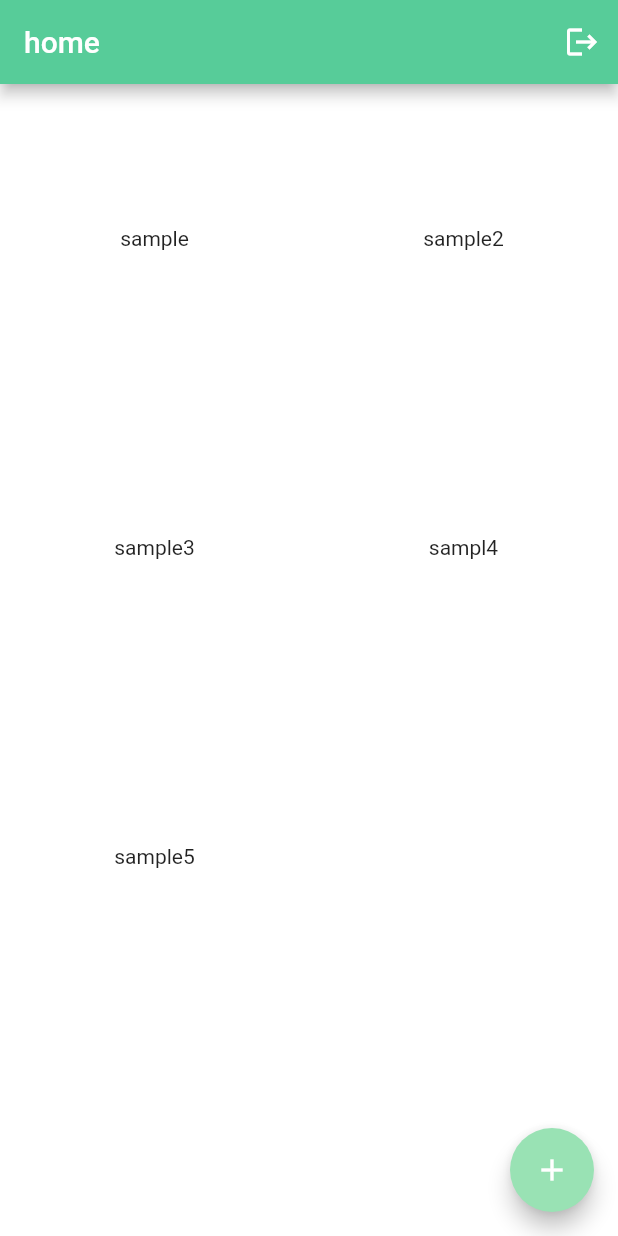
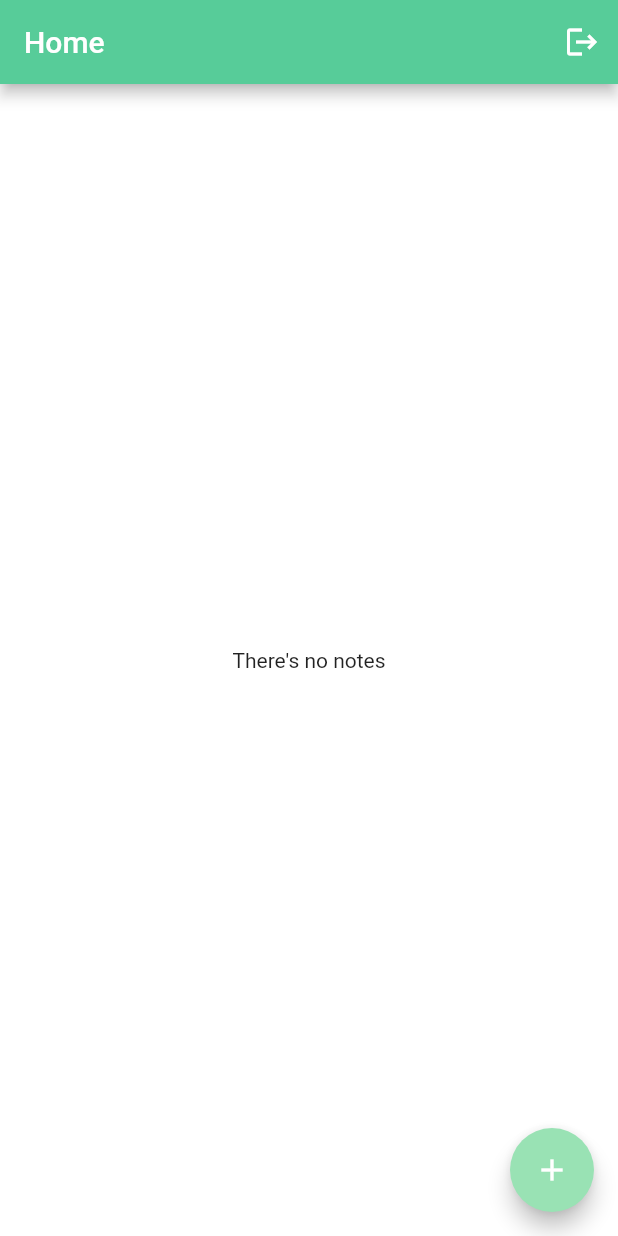
Before and after one commit to jzandag/flutter_notes_app, a Flutter app: the screen it shows once a user with an empty profile is signed in, on a phone screen of 412 x 824 dp. Run offline on Flutter 3.47's test engine with Material 2 defaults, Android fonts, the phone set to English and light mode, and no system bars; our stand-ins replace cloud_firestore, firebase_auth, firebase_core, flutter_hooks, flutter_spinkit, hooks_riverpod; accounts and stored records are empty.

Commit message:
add fetching of specific user notes

```diff
--- a/lib/controller/note_controller.dart
+++ b/lib/controller/note_controller.dart
@@ -3,6 +3,10 @@ import 'dart:async';
 import 'package:flutter_notes_app/model/UserData.dart';
 import 'package:flutter_notes_app/providers/general_providers.dart';
 import 'package:hooks_riverpod/hooks_riverpod.dart';
+
+final noteControllerProvider = StateNotifierProvider<NoteController, UserData?>(
+  (ref) => NoteController(ref.read),
+);
 
 class NoteController extends StateNotifier<UserData?> {
   final Reader _reader;
@@ -11,7 +15,7 @@ class NoteController extends StateNotifier<UserData?> {
 
   NoteController(this._reader) : super(null) {
     _noteStateChangesSubscription?.cancel();
-    _noteStateChangesSubscription = _reader(noteRepository)
+    _noteStateChangesSubscription = _reader(noteRepositoryProvider)
         .userNoteStream
         ?.listen((userData) => state = userData);
   }
--- a/lib/model/note.dart
+++ b/lib/model/note.dart
@@ -3,4 +3,9 @@ class Note {
   final String? note;
 
   Note({this.uid, this.note});
+
+  @override
+  String toString() {
+    return note ?? '';
+  }
 }
--- a/lib/providers/general_providers.dart
+++ b/lib/providers/general_providers.dart
@@ -16,8 +16,8 @@ final authRepositoryProvider = Provider<AuthRepository>(
   (ref) => AuthRepository(ref.read),
 );
 
-final noteRepository = Provider<NoteRepository>(
-  (ref) => NoteRepository(ref.read),
+final noteRepositoryProvider = Provider<NoteRepository>(
+  (ref) => NoteRepository(ref, ref.watch(authControllerProvider)?.uid ?? ''),
 );
 
 final authControllerProvider =
--- a/lib/repository/auth_repository.dart
+++ b/lib/repository/auth_repository.dart
@@ -65,6 +65,9 @@ class AuthRepository implements BaseAuthRepository {
       User? user = result.user;
 
       print(user?.uid);
+      // initialize user data
+      _reader(noteRepositoryProvider).initializeUserData();
+
       return _userFromFirebaseUser(user);
     } catch (e) {
       print('error in register');
--- a/lib/screens/home/home_screen.dart
+++ b/lib/screens/home/home_screen.dart
@@ -1,9 +1,11 @@
 import 'package:flutter/material.dart';
+import 'package:flutter_notes_app/controller/note_controller.dart';
 import 'package:flutter_notes_app/model/UserData.dart';
 import 'package:flutter_notes_app/model/note.dart';
 import 'package:flutter_notes_app/providers/general_providers.dart';
-import 'package:flutter_notes_app/screens/home/note_grid.dart';
 import 'package:hooks_riverpod/hooks_riverpod.dart';
+
+import 'note_grid.dart';
 
 class HomeScreen extends HookConsumerWidget {
   const HomeScreen({Key? key}) : super(key: key);
@@ -12,9 +14,10 @@ class HomeScreen extends HookConsumerWidget {
   Widget build(BuildContext context, WidgetRef ref) {
     final authControllerState = ref.read(authControllerProvider.notifier);
     UserData usrData = sampleUserData();
+    final userNotes = ref.watch(noteControllerProvider);
 
     return Scaffold(
-      appBar: AppBar(title: Text("home"), actions: [
+      appBar: AppBar(title: Text("Home"), actions: [
         IconButton(
           onPressed: () async {
             await authControllerState.signOut();
@@ -22,17 +25,25 @@ class HomeScreen extends HookConsumerWidget {
           icon: const Icon(Icons.logout),
         )
       ]),
-      body: GridView.count(
-        crossAxisCount: 2,
-        children: List.generate(usrData.data?.length ?? 0, (index) {
-          return NoteGrid(
-              note: usrData.data?[index].note ?? '', isPinned: false);
-        }),
-      ),
+      body: userNotes?.data?.isNotEmpty ?? false
+          ? GridView.builder(
+              gridDelegate: const SliverGridDelegateWithFixedCrossAxisCount(
+                crossAxisCount: 2,
+              ),
+              itemCount: userNotes?.data?.length ?? 0,
+              itemBuilder: (_, index) {
+                return NoteGrid(
+                    note: userNotes?.data?[index].note ?? '', isPinned: false);
+              },
+            )
+          : const Center(
+              child: Text("There's no notes"),
+            ),
       floatingActionButton: FloatingActionButton(
         backgroundColor: Theme.of(context).primaryColor,
         onPressed: () {
           print('Add note btn click');
+          print(userNotes);
         },
         tooltip: 'Add Note',
         child: const Icon(Icons.add),
```
Also changed, not shown: lib/model/UserData.dart (+9 -0 lines), lib/repository/note_repository.dart (+11 -9 lines), lib/screens/home/note_grid.dart (+6 -2 lines).
